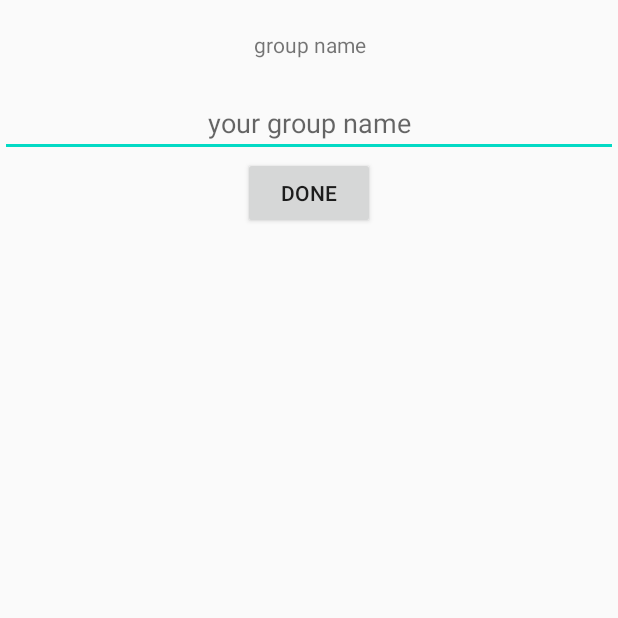
After one commit to Hanan2412/Chat, an Android app: the fragment SingleFieldFragment shown on its own in the app's theme, on a phone screen of 412 x 824 dp, the top half of it. The commit adds this screen. Run offline under Robolectric (Android 15) with nearby library versions, the phone set to English and light mode, and no system bars.

Commit message:
added request name for group window

```diff
--- /dev/null
+++ b/app/src/main/java/Fragments/SingleFieldFragment.java
@@ -0,0 +1,40 @@
+package Fragments;
+
+import android.os.Bundle;
+import android.view.LayoutInflater;
+import android.view.View;
+import android.view.ViewGroup;
+import android.widget.Button;
+import android.widget.EditText;
+
+import androidx.annotation.NonNull;
+import androidx.annotation.Nullable;
+import androidx.fragment.app.Fragment;
+
+import com.example.woofmeow.R;
+
+public class SingleFieldFragment extends Fragment {
+
+    public interface onName{
+        void onGroupName(String name);
+    }
+
+    private onName listener;
+
+    public void setListener(onName listener){this.listener = listener;}
+    @Nullable
+    @Override
+    public View onCreateView(@NonNull LayoutInflater inflater, @Nullable ViewGroup container, @Nullable Bundle savedInstanceState) {
+        View view = inflater.inflate(R.layout.single_field,container,false);
+        EditText name = view.findViewById(R.id.name);
+        Button done = view.findViewById(R.id.done);
+        done.setOnClickListener(new View.OnClickListener() {
+            @Override
+            public void onClick(View v) {
+                listener.onGroupName(name.getText().toString());
+            }
+        });
+        return view;
+    }
+
+}
--- a/app/src/main/java/com/example/woofmeow/ConversationActivity.java
+++ b/app/src/main/java/com/example/woofmeow/ConversationActivity.java
@@ -602,10 +602,6 @@ public class ConversationActivity extends AppCompatActivity implements ChatAdapt
                         onVideoAction();
                         break;
                     }
-                    case joke: {
-                        onJoke();
-                        break;
-                    }
                     default:
                         Log.e(ERROR_CASE, "action button error: " + new Throwable().getStackTrace()[0].getLineNumber());
                 }
--- /dev/null
+++ b/app/src/main/res/layout/single_field.xml
@@ -0,0 +1,35 @@
+<?xml version="1.0" encoding="utf-8"?>
+<LinearLayout xmlns:android="http://schemas.android.com/apk/res/android"
+    xmlns:app="http://schemas.android.com/apk/res-auto"
+    android:layout_height="match_parent"
+    android:layout_width="match_parent"
+    android:orientation="vertical">
+
+    <TextView
+        android:layout_width="match_parent"
+        android:layout_height="wrap_content"
+        android:text="group name"
+        android:gravity="center"
+        android:layout_marginTop="20dp"
+        />
+
+    <EditText
+        android:layout_width="match_parent"
+        android:layout_height="wrap_content"
+        android:hint="your group name"
+        android:gravity="center"
+        android:layout_marginTop="20dp"
+        android:contentDescription="group name"
+        android:autofillHints=""
+        android:inputType="text"
+        android:id="@+id/name"
+        />
+
+    <Button
+        android:layout_width="wrap_content"
+        android:layout_height="wrap_content"
+        android:layout_gravity="center"
+        android:text="done"
+        android:id="@+id/done"
+        />
+</LinearLayout>
```
Also changed, not shown: app/src/main/java/com/example/woofmeow/NewGroupChat.java (+27 -5 lines).
